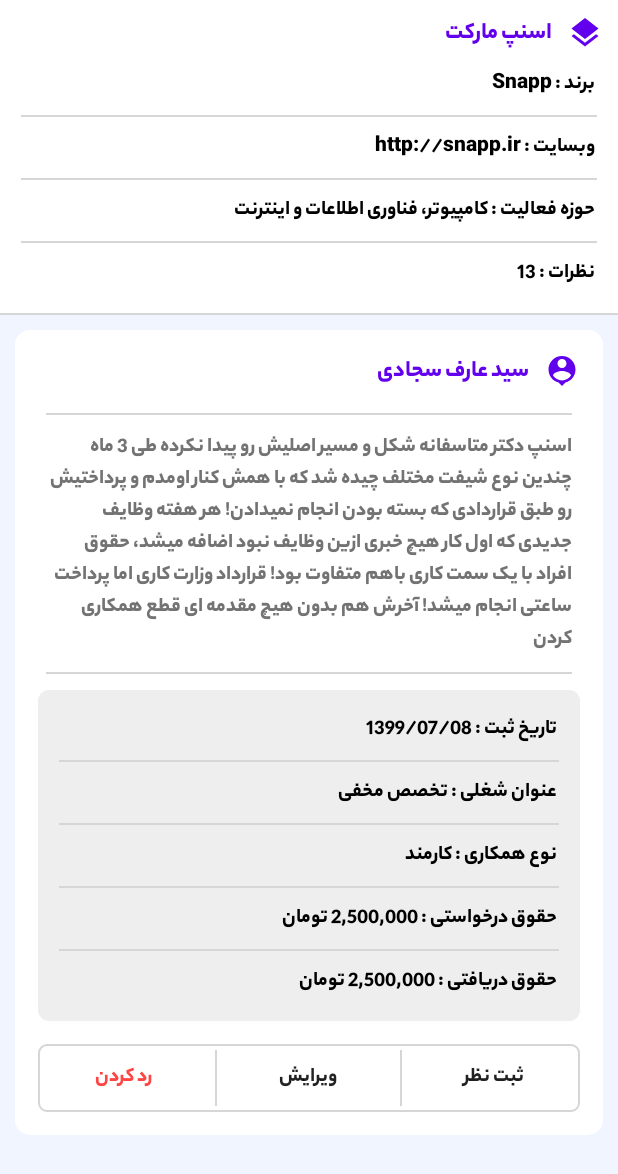
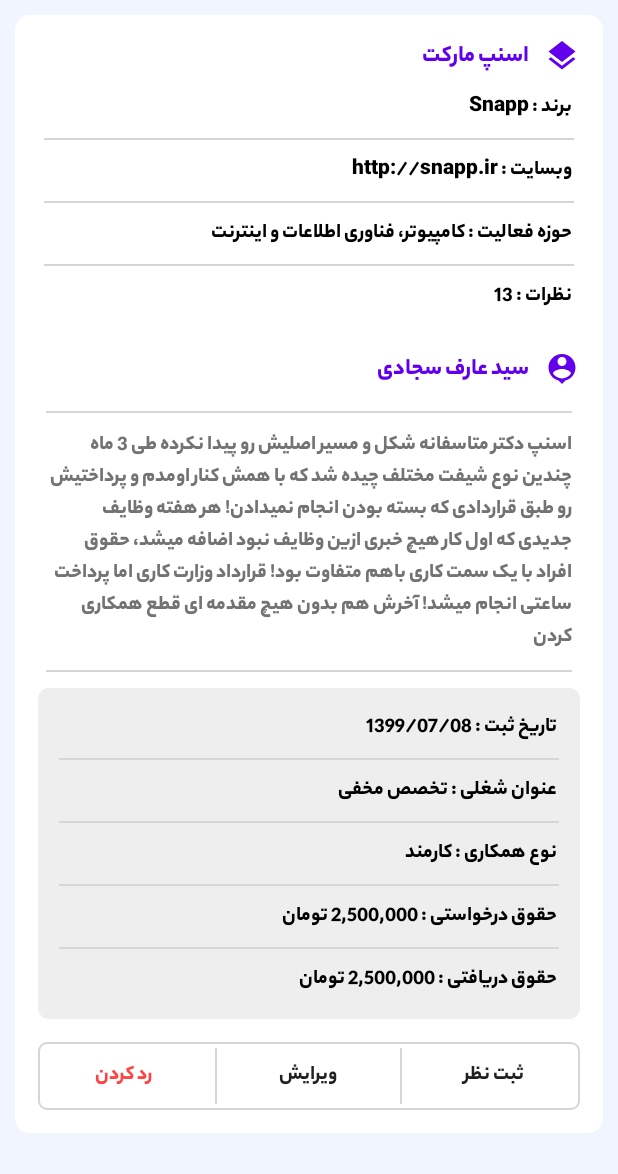
Before and after one commit to JavadEsl77/cx-back-office, an Android app: the CommentPageFragment screen opened through its navigation route, on a phone screen of 412 x 824 dp. Shown: the top 1174 px of the screen. Run offline under Robolectric (Android 15) with nearby library versions, the phone set to English and light mode, and no system bars; 1 statement that could not run was skipped.

Commit message:
- fix design commentPage

```diff
--- a/app/src/main/res/layout/fragment_comment_page.xml
+++ b/app/src/main/res/layout/fragment_comment_page.xml
@@ -1,5 +1,6 @@
 <?xml version="1.0" encoding="utf-8"?>
 <FrameLayout xmlns:android="http://schemas.android.com/apk/res/android"
+    xmlns:app="http://schemas.android.com/apk/res-auto"
     xmlns:tools="http://schemas.android.com/tools"
     android:layout_width="match_parent"
     android:layout_height="match_parent"
@@ -12,27 +13,33 @@
 
         <LinearLayout
             android:layout_width="match_parent"
-            android:layout_height="match_parent"
-            android:orientation="vertical">
+            android:layout_height="wrap_content"
+            android:layout_marginLeft="10dp"
+            android:layout_marginTop="10dp"
+            android:layout_marginRight="10dp"
+            android:layout_marginBottom="7dp"
+            android:background="@drawable/shape_layout_item_rec"
+            android:orientation="vertical"
+            android:padding="15dp">
 
             <LinearLayout
                 android:layout_width="match_parent"
                 android:layout_height="wrap_content"
                 android:background="#fff"
-                android:orientation="vertical"
-                android:padding="10dp">
+                android:orientation="vertical">
 
                 <TextView
                     android:layout_width="match_parent"
                     android:layout_height="wrap_content"
                     android:layout_marginBottom="5dp"
-                    android:drawableRight="@drawable/ic_baseline_layers_assets"
                     android:drawablePadding="10dp"
                     android:gravity="center|right"
                     android:text="اسنپ مارکت"
                     android:textColor="@color/purple_500"
                     android:textSize="16dp"
-                    android:textStyle="bold" />
+                    android:textStyle="bold"
+                    tools:ignore="RtlHardcoded"
+                    app:drawableRightCompat="@drawable/ic_baseline_layers_assets" />
 
                 <TextView
                     android:layout_width="match_parent"
@@ -87,34 +94,20 @@
 
             </LinearLayout>
 
-            <View
-                android:layout_width="match_parent"
-                android:layout_height="1dp"
-                android:background="#d6d6d6" />
-
-            <LinearLayout
-                android:layout_width="match_parent"
-                android:layout_height="wrap_content"
-                android:layout_marginLeft="10dp"
-                android:layout_marginTop="10dp"
-                android:layout_marginRight="10dp"
-                android:layout_marginBottom="7dp"
-                android:background="@drawable/shape_layout_item_rec"
-                android:orientation="vertical"
-                android:padding="15dp">
-
 
             <TextView
                 android:layout_width="match_parent"
                 android:layout_height="wrap_content"
+                android:layout_marginTop="20dp"
                 android:layout_marginBottom="10dp"
-                    android:drawableRight="@drawable/ic_baseline_person"
                 android:drawablePadding="10dp"
                 android:gravity="center|right"
                 android:text="سید عارف سجادی"
                 android:textColor="@color/purple_500"
                 android:textSize="16dp"
-                    android:textStyle="bold" />
+                android:textStyle="bold"
+                app:drawableRightCompat="@drawable/ic_baseline_person"
+                tools:ignore="RtlHardcoded" />
 
             <View
                 android:layout_width="match_parent"
@@ -258,7 +251,5 @@
         </LinearLayout>
 
 
-        </LinearLayout>
-
     </ScrollView>
 </FrameLayout>
```
Lines whose indentation alone changed are shown as unchanged.
